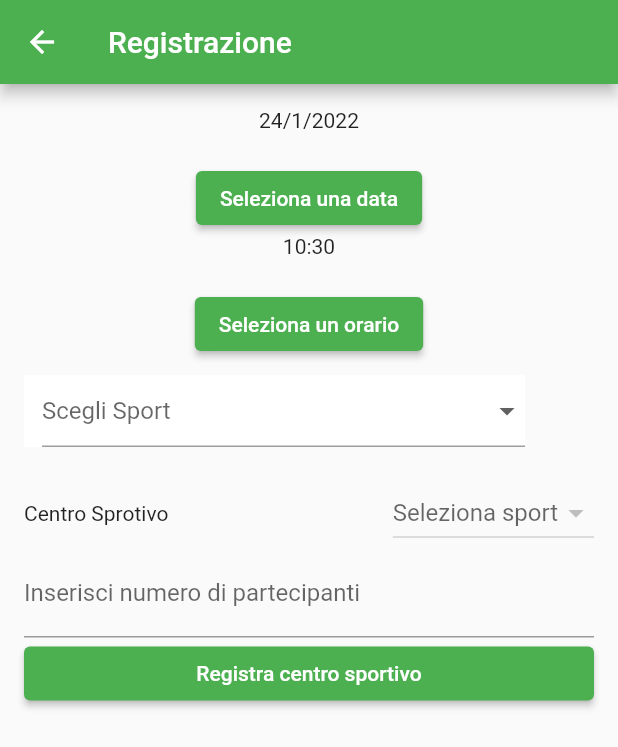
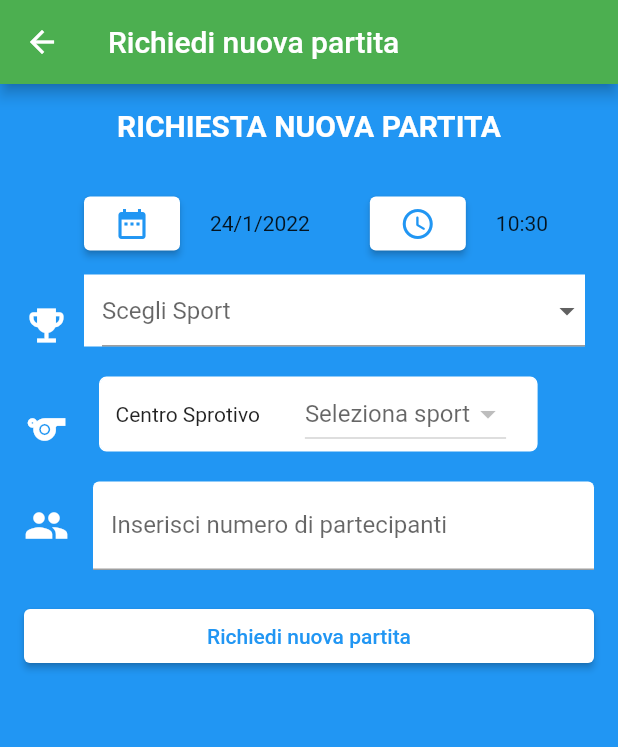
Before and after one commit to GiuseppeGalante/Emad2022-SportVillage, a Flutter app: the FormRichiestaNuovaPartita screen opened directly with empty values, on a phone screen of 412 x 824 dp. Shown: the top 747 px of the screen. Run offline on Flutter 3.47's test engine with Material 2 defaults, Android fonts, the phone set to English and light mode, and no system bars; our stand-ins replace firebase_core, firebase_database, splashscreen; accounts and stored records are empty.

Commit message:
Bug fix ed aggiunte

```diff
--- a/lib/entity/TorneiAccettati.dart
+++ b/lib/entity/TorneiAccettati.dart
@@ -48,6 +48,7 @@ DatabaseReference saveTorneoAccettato(TorneoAccettato torneo)
   return id;
 }
 
+/*
 Future<List<TorneoAccettato>> getTorneiAccettati() async
 {
   DatabaseEvent dataSnapshot = (await databaseReference.child('torneiaccettati/').once()) as DatabaseEvent;
@@ -78,6 +79,8 @@ Future<List<TorneoAccettato>> getTorneiAccettati() async
 
   return richiestenuovitornei;
 }
+
+ */
 
 Future<void> deleteRichiestaAccettata(String id_torneo)
 {
--- a/lib/screens/richiestaNuovaPartita.dart
+++ b/lib/screens/richiestaNuovaPartita.dart
@@ -97,15 +97,31 @@ class _FormRichiestaNuovaPartitaState extends State<FormRichiestaNuovaPartita> {
     //print("id giocatore bl:"+giocatore.toString());
     print("i filtered:"+filtered.toString());
     return Scaffold(
+      backgroundColor: Colors.blue,
       appBar: AppBar(
-        title: Text("Registrazione"),
+        title: Text("Richiedi nuova partita"),
       ),
       body: Form(
+
           key: _formKey,
           child: Padding(
             padding: EdgeInsets.all(16),
             child: ListView(
               children: <Widget>[
+                Container(
+
+                  child:Text("RICHIESTA NUOVA PARTITA",
+
+                      textAlign: TextAlign.center,
+                      style: TextStyle(
+                        color: Colors.white,
+                        fontSize: 20.0,
+                        fontWeight: FontWeight.bold,
+                      )),
+
+                ),
+                SizedBox(height: 30.0,),
+                //Image.asset("assets/images/logo.png"),
                 /*TextFormField(
                   decoration: InputDecoration(labelText: "Seleziona data"),
                   onChanged: (value) => richiestaNuovaPartita.data=value,
@@ -117,35 +133,71 @@ class _FormRichiestaNuovaPartitaState extends State<FormRichiestaNuovaPartita> {
                   },
                 ),*/
                 Center(
-                  child: Column(
-                    mainAxisSize: MainAxisSize.min,
+                  child: Row(
+                    //mainAxisSize: MainAxisSize.min,
                     children: <Widget>[
+
+
+                      SizedBox(width: 40.0,),
+                      ElevatedButton(
+                        style: ElevatedButton.styleFrom(
+                          primary: Colors.white,
+                        ),
+                        onPressed: () => _selectDate(context),
+                        child: Icon(
+                          Icons.date_range ,
+                          color: Colors.blue,
+                          size: 24.0,
+                        ),
+                      ),
+                      SizedBox(width: 20.0,),
                       Text(selectedDate.day.toString()+"/"+selectedDate.month.toString()+"/"+selectedDate.year.toString()),
-                      SizedBox(height: 20.0,),
+                      SizedBox(width: 40.0,),
                       ElevatedButton(
-                        onPressed: () => _selectDate(context),
-                        child: Text('Seleziona una data'),
+                        style: ElevatedButton.styleFrom(
+                          primary: Colors.white,
                         ),
+                        onPressed: () => _selectTime(context),
+                        child: Icon(
+                          Icons.access_time_rounded ,
+                          color: Colors.blue,
+                          size: 24.0,
+                        ),
+                      ),
+                      SizedBox(width: 20.0,),
+                      Text(selectedTime.hour.toString()+":"+selectedTime.minute.toString()),
                     ],
                   ),
                 ),
-                Center(
-                  child: Column(
-                    mainAxisSize: MainAxisSize.min,
+               /* Center(
+                  child: Row(
+                    //mainAxisSize: MainAxisSize.max,
                     children: <Widget>[
+
+                      SizedBox(width: 40.0,),
+                      ElevatedButton(
+                        style: ElevatedButton.styleFrom(
+                          primary: Colors.white,
+                        ),
+                        onPressed: () => _selectTime(context),
+                        child: Icon(
+                          Icons.access_time_rounded ,
+                          color: Colors.blue,
+                          size: 24.0,
+                        ),
+                      ),
+                      SizedBox(width: 50.0,),
                       Text(selectedTime.hour.toString()+":"+selectedTime.minute.toString()),
-                      SizedBox(height: 20.0,),
-                      ElevatedButton(
-                        onPressed: () => _selectTime(context),
-                        child: Text('Seleziona un orario'),
-                      ),
+
                     ],
                   ),
-                ),
+                ),*/
                 Padding(
                   padding:EdgeInsets.only(top:10),
                   child: Row(
                     children: <Widget>[
+                      Icon(Icons.emoji_events, color: Colors.white, size: 30.0,),
+                      SizedBox(width: 10),
                       Padding(padding:EdgeInsets.only(bottom:20),
                           child: SizedBox(
                             width: MediaQuery.of(context).size.width-78,
@@ -204,11 +256,28 @@ class _FormRichiestaNuovaPartitaState extends State<FormRichiestaNuovaPartita> {
                       ),
                     ],
                   ),
-                ),Row(
-                    mainAxisAlignment: MainAxisAlignment.spaceBetween,
+                ),
+                Row(
+
+                  children: [
+                    Icon(Icons.sports, color: Colors.white, size: 30.0,),
+                    SizedBox(width: 20),
+                    Container(
+                        decoration: BoxDecoration(
+                            border: Border.all(
+                              color: Colors.white,
+                            ),
+                            color: Colors.white,
+                            borderRadius: BorderRadius.all(Radius.elliptical(5,5))
+                        ),
+                        margin:  const EdgeInsets.only(bottom: 20.0),
+                        //color: Colors.white,
+                        child:Row(
+                          //mainAxisAlignment: MainAxisAlignment.spaceEvenly,
                           children: <Widget>[
+                            SizedBox(width: 10),
                             Text("Centro Sprotivo"),
-                    Spacer(),
+                            SizedBox(width: 30),
                             SizedBox(
                               child: DropdownButton<String>(
                                 hint: Text('Seleziona sport'),
@@ -243,10 +312,18 @@ class _FormRichiestaNuovaPartitaState extends State<FormRichiestaNuovaPartita> {
                           ));
                         }
                         , child: Text("Info Centro Sportivo")
-                    )*/
+                    )*/SizedBox(width: 20),
                           ],
 
-                ),
+                        )
+
+                    )
+                  ],
+                )
+
+
+
+                ,
                 /*TextFormField(
                   decoration: InputDecoration(labelText: "Inserisci orario"),
                   onChanged: (value) => richiestaNuovaPartita.orario=value,
@@ -257,7 +334,20 @@ class _FormRichiestaNuovaPartitaState extends State<FormRichiestaNuovaPartita> {
                     }
                   },
                 ),*/TextFormField(
-                  decoration: InputDecoration(labelText: "Inserisci numero di partecipanti"),
+
+          decoration: InputDecoration(
+            icon: Icon(Icons.people, color: Colors.white, size: 30.0,
+            ),
+            enabledBorder: UnderlineInputBorder(
+              borderSide: BorderSide(color: Colors.grey,style: BorderStyle.solid,width: 1.0),
+            ),
+            /*focusedBorder: UnderlineInputBorder(
+                              borderSide: BorderSide(color: Colors.black,style: BorderStyle.solid,width: 1.0),
+                            ),*/
+            labelText: "Inserisci numero di partecipanti",
+            filled: true,
+            fillColor: Colors.white,
+          ),
                   onChanged: (value) => richiestaNuovaPartita.numero_di_partecipanti=int.parse(value),
                   validator: (value){
                     if(value?.isEmpty ?? true)
@@ -265,7 +355,12 @@ class _FormRichiestaNuovaPartitaState extends State<FormRichiestaNuovaPartita> {
                       return "Campo Obbligatorio";
                     }
                   },
-                ),ElevatedButton(
+                ),
+                SizedBox(height: 20),
+                ElevatedButton(
+                    style: ElevatedButton.styleFrom(
+                      primary: Colors.white,
+                    ),
                     onPressed: (){
                       if(_formKey.currentState!.validate()){
                         print("Nessun errore");
@@ -288,7 +383,10 @@ class _FormRichiestaNuovaPartitaState extends State<FormRichiestaNuovaPartita> {
                       }
 
                     }
-                    , child: Text("Registra centro sportivo")
+                    , child: Text("Richiedi nuova partita",
+                    style: TextStyle(
+                    color: Colors.blue,
+                    )),
                 )
               ],
             ),
--- a/lib/screens/visualizzaInfoRichiestaPartita.dart
+++ b/lib/screens/visualizzaInfoRichiestaPartita.dart
@@ -204,8 +204,8 @@ class _FormInfoRichiestaNuovaPartitaState extends State<FormInfoRichiestaNuovaPa
                                 context: context,
                                 barrierDismissible: false,
                                 builder: (BuildContext context_alert) => AlertDialog(
-                                  title: const Text('Composizione Squadre'),
-                                  content: const Text('Vuoi Procedere alla compilazione delle squadre con relative info?'),
+                                  title: const Text('Richiesta partita'),
+                                  content: const Text('Vuoi confermare la richiesta partita?'),
                                   actions: <Widget>[
                                     ElevatedButton(
                                       onPressed: (){
@@ -254,7 +254,7 @@ class _FormInfoRichiestaNuovaPartitaState extends State<FormInfoRichiestaNuovaPa
                             );
 
                           },
-                          child: Text("Accetta Torneo"),
+                          child: Text("Accetta richiesta partita"),
                           style: ButtonStyle(
                             backgroundColor: MaterialStateProperty.all(Colors.green),
                             padding: MaterialStateProperty.all(EdgeInsets.all(20)),
@@ -263,14 +263,14 @@ class _FormInfoRichiestaNuovaPartitaState extends State<FormInfoRichiestaNuovaPa
 
 
                         Padding(
-                          padding: EdgeInsets.only(left:10),
+                          padding: EdgeInsets.only(left:5),
                           child: ElevatedButton(
                             onPressed: (){
                               showDialog<String>(
                                   context: context,
                                   barrierDismissible: false,
                                   builder: (BuildContext context_alert) => AlertDialog(
-                                    title: const Text('Rifiuta Torneo'),
+                                    title: const Text('Rifiuta richiesta partita'),
                                     content: const Text('Sei sicuro di voler rifiutare la richiesta partita?'),
                                     actions: <Widget>[
                                       ElevatedButton(
@@ -328,7 +328,7 @@ class _FormInfoRichiestaNuovaPartitaState extends State<FormInfoRichiestaNuovaPa
                               );
 
                             },
-                            child: Text("Rifiuta Torneo"),
+                            child: Text("Rifiuta richiesta partita"),
                             style: ButtonStyle(
                               backgroundColor: MaterialStateProperty.all(Colors.red),
                               padding: MaterialStateProperty.all(EdgeInsets.all(20)),
```
Also changed, not shown: lib/entity/CentroSportivo.dart (+6 -2 lines), lib/screens/dettaglioPartitaConfermata.dart (+16 -10 lines), lib/screens/visualizzaPartiteConfermate.dart (+17 -9 lines), lib/screens/visualizzaRichiestePartita.dart (+9 -1 lines). Lines whose indentation alone changed are shown as unchanged.
